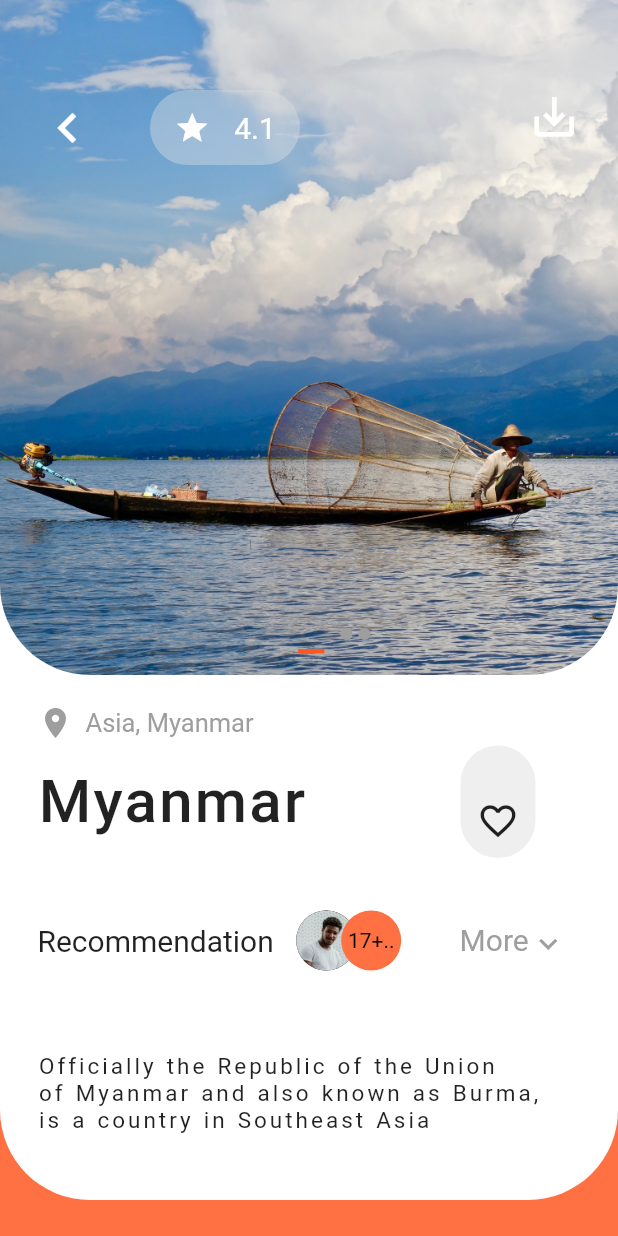
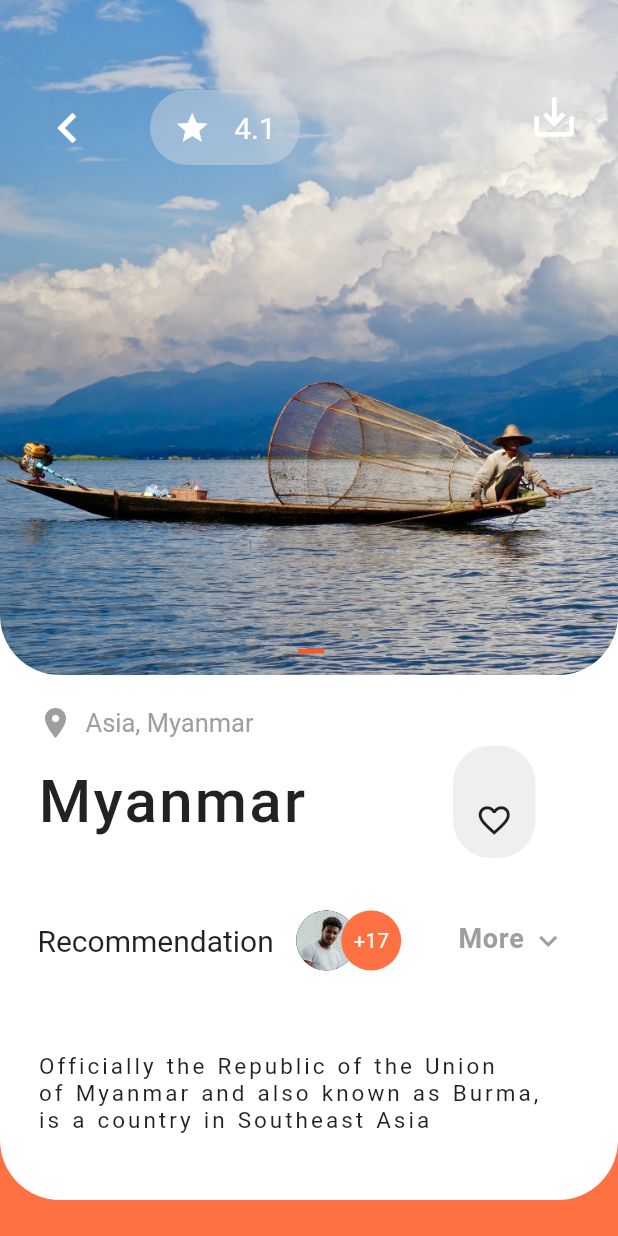
Before and after one commit to mvargas9517/travel-app-ui, a Flutter app: the screen it shows after launch, after a tap on "4.1", on a phone screen of 412 x 824 dp. Run offline on Flutter 3.47's test engine with Material 2 defaults, Android fonts, the phone set to English and light mode, and no system bars.

Commit message:
Added finishing touches!

```diff
--- a/lib/location_page.dart
+++ b/lib/location_page.dart
@@ -16,7 +16,6 @@ class _LocationPageState extends State<LocationPage> {
   @override
   Widget build(BuildContext context) {
         return Scaffold(
-
           body: AnnotatedRegion<SystemUiOverlayStyle>(
             value: SystemUiOverlayStyle.light,
             child: SingleChildScrollView(
@@ -52,8 +51,8 @@ class _LocationPageState extends State<LocationPage> {
                     decoration: BoxDecoration(
                       color: Colors.white,
                       borderRadius: BorderRadius.only(
-                        bottomRight: Radius.circular(60.0),
-                        bottomLeft: Radius.circular(60.0),
+                        bottomRight: Radius.circular(40.0),
+                        bottomLeft: Radius.circular(40.0),
                       ),
                     ),
                   ),
@@ -65,8 +64,8 @@ class _LocationPageState extends State<LocationPage> {
                             tag: widget.location.imageUrl,
                             child: ClipRRect(
                               borderRadius: BorderRadius.only(
-                                bottomLeft: Radius.circular(60.0),
-                                bottomRight: Radius.circular(60.0),
+                                bottomLeft: Radius.circular(40.0),
+                                bottomRight: Radius.circular(40.0),
                               ),
                               child: Container(
                                 height: 300,
@@ -168,14 +167,14 @@ class _LocationPageState extends State<LocationPage> {
                                     padding: const EdgeInsets.only(right: 10.0),
                                     child: Container(
                                       height: 75.0,
-                                      width: 50.0,
+                                      width: 55.0,
                                       decoration: BoxDecoration(
                                         borderRadius: BorderRadius.circular(25.0),
                                         color: Colors.grey[300].withOpacity(0.5),
                                       ),
                                       child: Padding(
                                         padding: const EdgeInsets.only(top: 25.0),
-                                        child: Icon(Icons.favorite_border, size: 28.0,),
+                                        child: Icon(Icons.favorite_border, size: 25.0,),
                                       )),
                                   ),
                                 ],
@@ -213,23 +212,25 @@ class _LocationPageState extends State<LocationPage> {
                                     borderRadius: BorderRadius.circular(20.0),
                                     color: Colors.deepOrange[400]),
                                 child: Center(
-                                  child: Text('17+..',
+                                  child: Text('+17',
                                       style: TextStyle(
-                                          fontSize: 14.0, color: Colors.black)),
+                                          fontSize: 14.0, color: Colors.white)),
                                     ),
                                     ),
                                   ),
                                   Positioned(
-                                    right: 25,
+                                    right: 28,
                                     top: 8,
                                     child: Text('More', style: TextStyle(
                                       color: Colors.grey,
-                                      fontSize: 20.0
+                                      fontSize: 18.0,
+                                      fontWeight: FontWeight.w700,
+                                      letterSpacing: 0.5,
                                       )),
                                   ),
                                   Positioned(
                                     right: 0,
-                                    top: 10,
+                                    top: 8,
                                     child: Icon(Icons.keyboard_arrow_down, color: Colors.grey,),
                                   ),
                                 ],
--- a/lib/main.dart
+++ b/lib/main.dart
@@ -177,7 +177,7 @@ class _HomepageState extends State<Homepage>
                                 borderRadius: BorderRadius.circular(20.0),
                                 color: Colors.white),
                             child: Center(
-                              child: Text('17+..',
+                              child: Text('+17..',
                                   style: TextStyle(
                                       fontSize: 14.0, color: Colors.black)),
                             ),
@@ -348,7 +348,7 @@ class _HomepageState extends State<Homepage>
                 icon: new Icon(Icons.home, size: 35.0),
               ),
               Tab(
-                icon: new Icon(Icons.star, size: 35.0),
+                icon: new Icon(Icons.star_border, size: 35.0),
               ),
               Tab(icon: new Icon(Icons.calendar_today, size: 30.0),)
             ],
```
Also changed, not shown: 9 other files.
